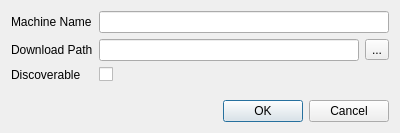
The window that LANDrop/settingsdialog.ui (LANDrop/LANDrop) describes before a commit, drawn with Qt 5.
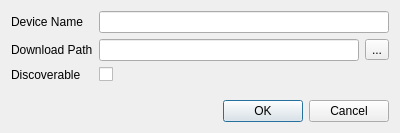
The same window after the commit.

Commit message: rename: Replace all machines with devices

What changed in the file:
```diff
--- a/LANDrop/settingsdialog.ui
+++ b/LANDrop/settingsdialog.ui
@@ -19,7 +19,7 @@
      <item row="0" column="0">
       <widget class="QLabel" name="machineNameLabel">
        <property name="text">
-        <string>Machine Name</string>
+        <string>Device Name</string>
        </property>
       </widget>
      </item>
```
Left out of the diff: 4 changed lines with no effect on the pictures. The commit also changes 14 other files.
